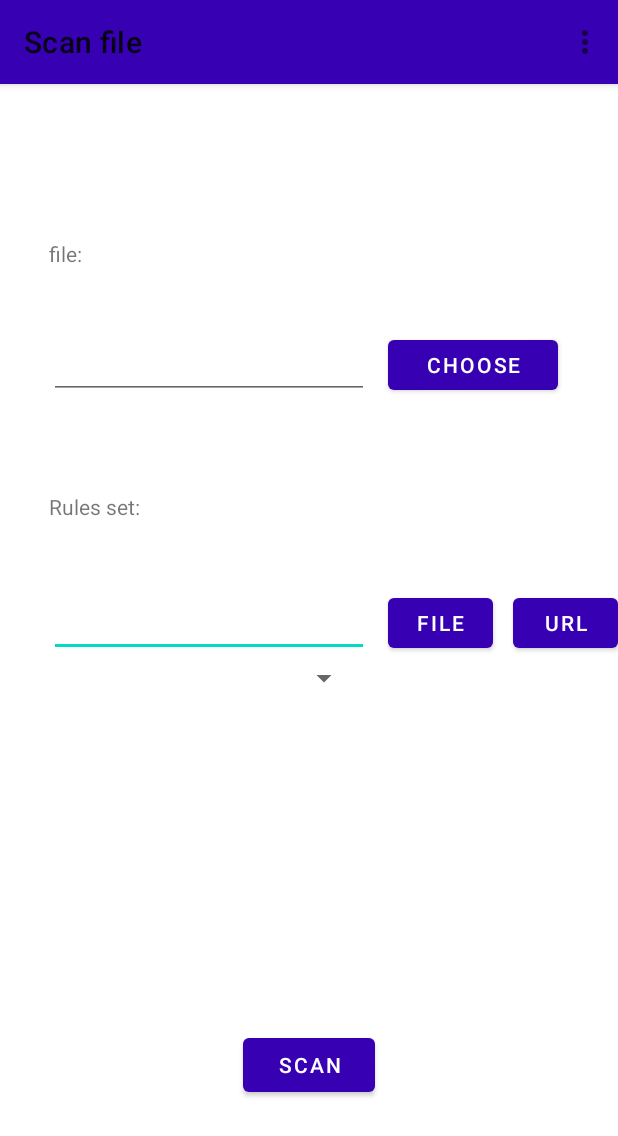
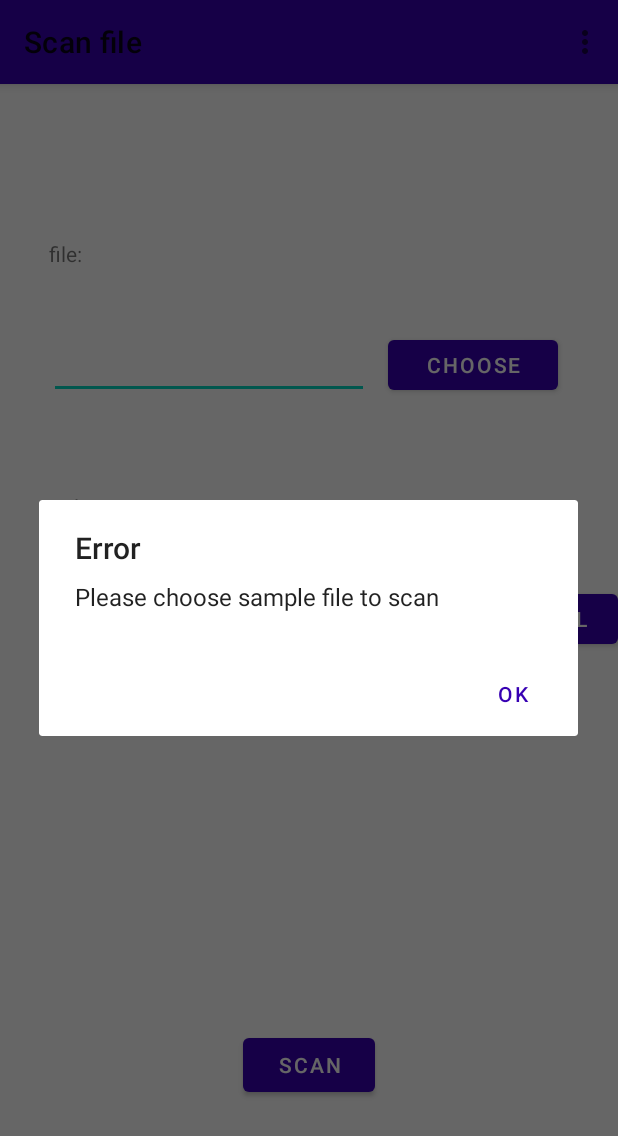
Before and after one commit to OfekRv/Pocktel, an Android app: the screen it shows after launch (MainActivity), after a tap on "SCAN", on a phone screen of 412 x 824 dp. Shown: the top 1136 px of the screen. Run offline under Robolectric (Android 15) with nearby library versions, the phone set to English and light mode, and no system bars; our stand-ins replace Room's generated code, navigation-ui.

Commit message:
handling exceptions and organized layout

```diff
--- a/app/build.gradle
+++ b/app/build.gradle
@@ -17,12 +17,6 @@ android {
         versionName "1.0"
     }
 
-    buildTypes {
-        release {
-            minifyEnabled false
-            proguardFiles getDefaultProguardFile('proguard-android-optimize.txt'), 'proguard-rules.pro'
-        }
-    }
     compileOptions {
         sourceCompatibility JavaVersion.VERSION_11
         targetCompatibility JavaVersion.VERSION_11
--- a/app/src/main/java/horizonstudio/apps/pocktel/ResultFragment.kt
+++ b/app/src/main/java/horizonstudio/apps/pocktel/ResultFragment.kt
@@ -18,6 +18,7 @@ import horizonstudio.apps.pocktel.databinding.FragmentResultBinding
 import horizonstudio.apps.pocktel.exceptions.PocktelInvalidArgumentsException
 import horizonstudio.apps.pocktel.ui.adpters.MatchesListAdapter
 
+// TODO: Organize layout
 class ResultFragment : Fragment() {
     private lateinit var hash: String
     private lateinit var scanResult: ScanResultContract
--- a/app/src/main/java/horizonstudio/apps/pocktel/ScanFragment.kt
+++ b/app/src/main/java/horizonstudio/apps/pocktel/ScanFragment.kt
@@ -42,11 +42,12 @@ import kotlinx.coroutines.*
 import java.io.File
 import java.net.URL
 
-// TODO: PocktelException handling
-// TODO: naming url rule sets
+// TODO: PocktelException handling (wrong host)
+// TODO: naming url rule sets with dialogs
 // TODO: loading fragment when upload or scan
 // TODO: DB seed
 // TODO: work with coroutine (network, db?)
+// TODO: beautify layout
 class ScanFragment : Fragment() {
     private var _binding: FragmentScanBinding? = null
 
@@ -103,7 +104,6 @@ class ScanFragment : Fragment() {
                     )
                 )
                 spinner.adapter = RuleSetListAdapter(requireContext(), ruleSetBl.findAll())
-                binding.ruleSetFileName.setText(name)
             }
         }
 
@@ -115,7 +115,9 @@ class ScanFragment : Fragment() {
             chooseRuleSet.launch(arrayOf(ARCHIVED_FILES_PATTERN))
         }
 
-        binding.scanButton.setOnClickListener { scan() }
+        binding.scanButton.setOnClickListener {
+            scan()
+        }
 
         val popupButton = requireView().findViewById<Button>(R.id.chooseRuleUrlButton)
         popupButton.setOnClickListener {
@@ -127,7 +129,8 @@ class ScanFragment : Fragment() {
 
             okButton.setOnClickListener {
                 val plainUrl = inputText.text.toString()
-                binding.ruleSetFileName.setText(plainUrl)
+                // TODO: coroutine
+                // TODO: wait popup
                 Thread {
                     dialog.dismiss()
                     ruleSetFile = downloadFile(URL(plainUrl))
@@ -146,7 +149,13 @@ class ScanFragment : Fragment() {
     }
 
     private fun scan() {
-        validateScanInputs()
+        try {
+            validateScanInputs()
+        } catch (e: PocktelException) {
+            errorDialog(requireContext(), e.message!!)
+            return
+        }
+
         uiScope.launch {
             ruleSetFile = prepareRuleSetFile(binding.ruleSetSpinner.selectedItem as RuleSet)
             val hash = sha256(sampleFile!!)
--- a/app/src/main/java/horizonstudio/apps/pocktel/configurations/Constants.kt
+++ b/app/src/main/java/horizonstudio/apps/pocktel/configurations/Constants.kt
@@ -2,7 +2,7 @@ package horizonstudio.apps.pocktel.configurations
 
 object Constants {
     const val DATABASE_NAME:String = "pocktel"
-    const val BASE_URL:String = "https://yarapi-a2zphhdpma-uc.a.run.appT"
+    const val BASE_URL:String = "https://yarapi-a2zphhdpma-uc.a.run.app"
     const val MAX_TRIES: Int = 20
     const val TIME_INTERVAL: Long = 500
     const val HASH_ARGUMENT_NAME: String = "hash"
@@ -14,4 +14,5 @@ object Constants {
     const val HASH_COPY_CLIPBOARD_LABEL: String = "hash"
     const val NOT_YET_ASSIGNED_ID: Long = 0
     const val TEXT_PLAIN_RESPONSE_MEDIA_TYPE = "text/plain"
+    const val ERROR_DIALOG_TITLE = "Error"
 }
--- a/app/src/main/java/horizonstudio/apps/pocktel/ui/dialogs/ErrorDialog.kt
+++ b/app/src/main/java/horizonstudio/apps/pocktel/ui/dialogs/ErrorDialog.kt
@@ -3,6 +3,7 @@ package horizonstudio.apps.pocktel.ui.dialogs
 import android.app.AlertDialog
 import android.content.Context
 import android.content.DialogInterface.OnClickListener
+import horizonstudio.apps.pocktel.configurations.Constants.ERROR_DIALOG_TITLE
 
 class ErrorDialog {
     companion object {
@@ -12,7 +13,7 @@ class ErrorDialog {
 
         fun errorDialog(context: Context, error: String, listener: OnClickListener?) {
             AlertDialog.Builder(context)
-                .setTitle("Error")
+                .setTitle(ERROR_DIALOG_TITLE)
                 .setNegativeButton("Ok", listener)
                 .setMessage(error)
                 .show()
--- a/app/src/main/res/layout/fragment_scan.xml
+++ b/app/src/main/res/layout/fragment_scan.xml
@@ -18,32 +18,16 @@
         app:layout_constraintTop_toTopOf="parent"
         app:layout_constraintVertical_bias="0.369" />
 
-    <EditText
-        android:id="@+id/rule_set_file_name"
-        android:layout_width="wrap_content"
-        android:layout_height="wrap_content"
-        android:ems="10"
-        android:gravity="start|top"
-        android:inputType="textMultiLine"
-        app:layout_constraintBottom_toBottomOf="parent"
-        app:layout_constraintEnd_toEndOf="@+id/sampleFileName"
-        app:layout_constraintHorizontal_bias="0.0"
-        app:layout_constraintStart_toStartOf="@+id/ruleText"
-        app:layout_constraintTop_toBottomOf="@+id/ruleText"
-        app:layout_constraintVertical_bias="0.083"
-        tools:text="@tools:sample/cities" />
-
     <Button
         android:id="@+id/chooseRuleFileButton"
         android:layout_width="70dp"
         android:layout_height="45dp"
         android:text="file"
-        app:layout_constraintBottom_toBottomOf="@+id/rule_set_file_name"
+        app:layout_constraintBottom_toBottomOf="@+id/rule_set_spinner"
         app:layout_constraintEnd_toEndOf="parent"
         app:layout_constraintHorizontal_bias="0.756"
         app:layout_constraintStart_toStartOf="parent"
-        app:layout_constraintTop_toTopOf="@+id/rule_set_file_name"
-        app:layout_constraintVertical_bias="0.0" />
+        app:layout_constraintTop_toTopOf="@+id/rule_set_spinner" />
 
     <Button
         android:id="@+id/chooseRuleUrlButton"
@@ -51,13 +35,12 @@
         android:layout_height="45dp"
         android:layout_marginStart="13dp"
         android:text="url"
-        app:layout_constraintBottom_toBottomOf="@+id/rule_set_file_name"
+        app:layout_constraintBottom_toBottomOf="@+id/chooseRuleFileButton"
         app:layout_constraintEnd_toEndOf="parent"
         app:layout_constraintHorizontal_bias="1.0"
         app:layout_constraintStart_toEndOf="@+id/chooseRuleFileButton"
         app:layout_constraintStart_toStartOf="parent"
-        app:layout_constraintTop_toTopOf="@+id/rule_set_file_name"
-        app:layout_constraintVertical_bias="1.0" />
+        app:layout_constraintTop_toTopOf="@+id/chooseRuleFileButton" />
 
     <Button
         android:id="@+id/scanButton"
@@ -112,11 +95,13 @@
 
     <Spinner
         android:id="@+id/rule_set_spinner"
-        android:layout_width="207dp"
-        android:layout_height="28dp"
-        app:layout_constraintEnd_toEndOf="@+id/rule_set_file_name"
-        app:layout_constraintHorizontal_bias="0.0"
-        app:layout_constraintStart_toStartOf="@+id/rule_set_file_name"
-        app:layout_constraintTop_toBottomOf="@+id/rule_set_file_name" />
+        android:layout_width="219dp"
+        android:layout_height="45dp"
+        app:layout_constraintBottom_toTopOf="@+id/scanButton"
+        app:layout_constraintEnd_toStartOf="@+id/chooseRuleFileButton"
+        app:layout_constraintHorizontal_bias="0.82"
+        app:layout_constraintStart_toStartOf="parent"
+        app:layout_constraintTop_toBottomOf="@+id/ruleText"
+        app:layout_constraintVertical_bias="0.113" />
 
 </androidx.constraintlayout.widget.ConstraintLayout>
```
Also changed, not shown: app/src/main/java/horizonstudio/apps/pocktel/bl/scanners/FileScanner.kt (+21 -10 lines), 1 other file.
